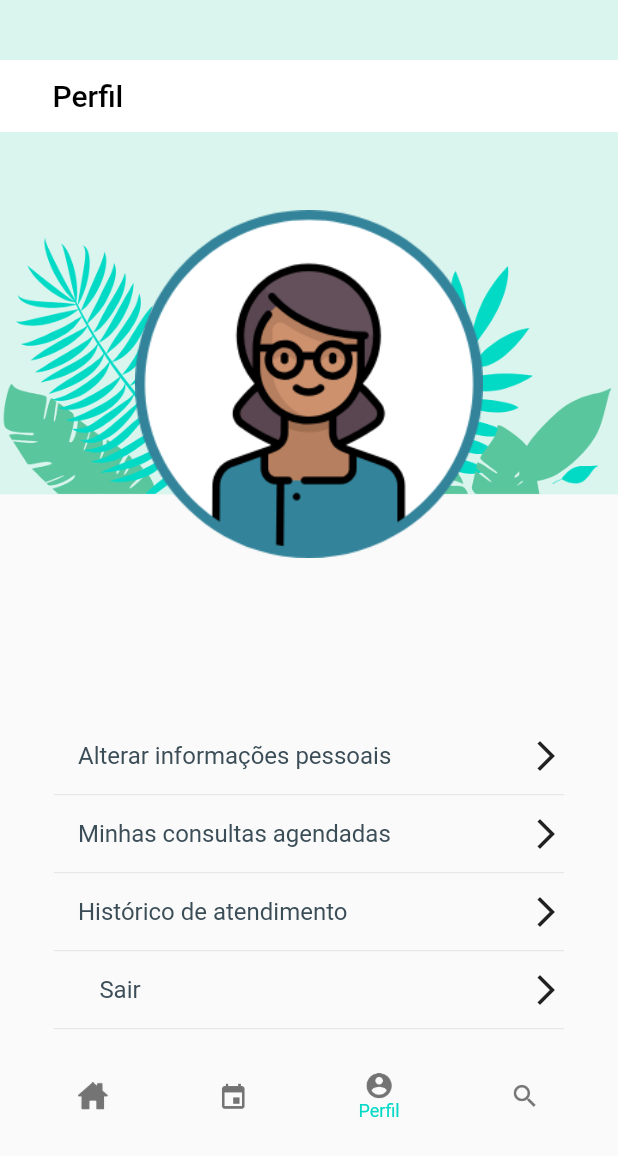
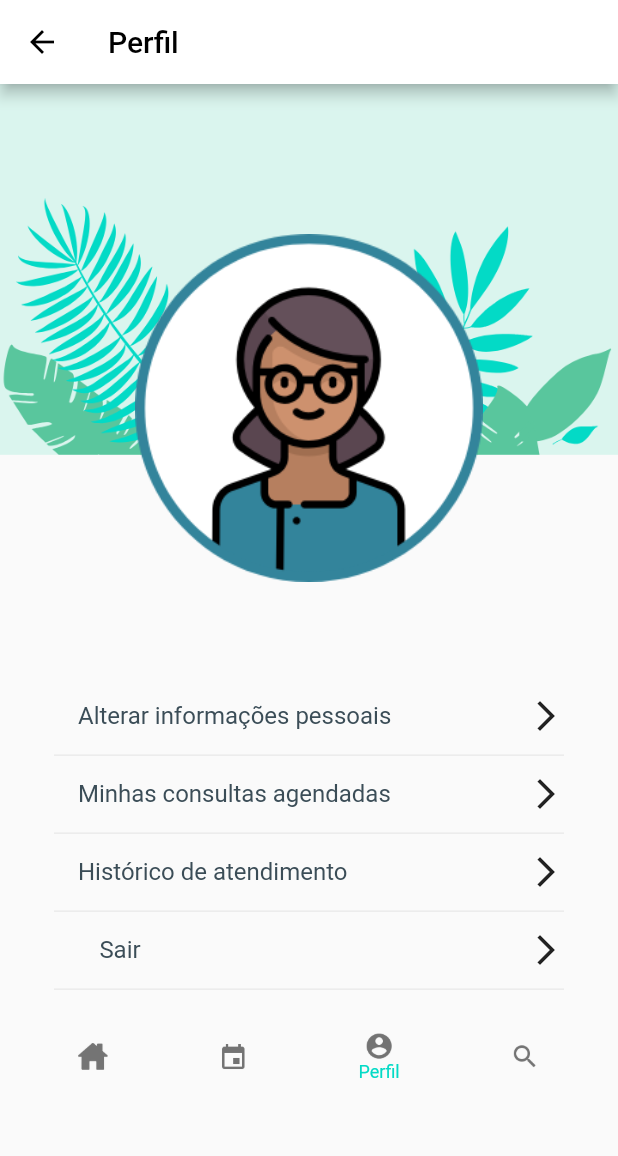
Before and after one commit to MathCastro/Apoio-UnB, a Flutter app: the ProfileView screen opened by its route, on a phone screen of 412 x 824 dp. Shown: the top 1156 px of the screen. Run offline on Flutter 3.47's test engine with Material 2 defaults, Android fonts, the phone set to English and light mode, and no system bars; our stand-ins replace firebase_auth, firebase_database; accounts and stored records are empty.

Commit message:
Faz os links e melhora algumas telas

```diff
--- a/lib/view/ProfileView.dart
+++ b/lib/view/ProfileView.dart
@@ -10,51 +10,35 @@ class ProfileView extends StatelessWidget {
     final double height = MediaQuery.of(context).size.height;
     final double width = MediaQuery.of(context).size.width;
     return Scaffold(
+      appBar: AppBar(
+        backgroundColor: Colors.white,
+        title: Text(
+          "Perfil",
+          style: TextStyle(color: Colors.black),
+        ),
+      ),
       body: Container(
         height: height,
         child: Stack(
           alignment: Alignment.topCenter,
           children: <Widget>[
             Container(
-              height: height * 0.4,
+              height: height * 0.3,
               color: colorLightBlueGreyTwo,
               child: Align(
                   alignment: Alignment.bottomCenter,
                   child: Image.asset('assets/drawable-xhdpi/Flores-fundo.png')),
             ),
+
             Padding(
-              padding: const EdgeInsets.only(top: 40.0, bottom: 40.0),
-              child: Container(
-                color:Colors.white,
-                width: width,
-                height: 48.0,
-                child: Padding(
-                  padding: const EdgeInsets.only(left: 35.0),
-                  child: Row(
-                    crossAxisAlignment: CrossAxisAlignment.center,
-                    children: <Widget>[
-                    Text(
-                      "Perfil",
-                      style: TextStyle(
-                        color: Colors.black,
-                        fontWeight: FontWeight.w500,
-                        fontFamily: "Roboto",
-                        fontStyle: FontStyle.normal,
-                        fontSize: 20.0),
-                    ),
-                  ],)
-                  ),
-                )
-            ),
-            Padding(
-              padding: const EdgeInsets.only(top: 140),
+              padding: const EdgeInsets.only(top: 100),
               child: Image.asset(
                 'assets/drawable-xhdpi/illustration-perfil.png',
                 width: width - 180,
               ),
             ),
             Positioned(
-              top: height * 0.7 - 91,
+              top: height * 0.6 - 91,
               child: Container(
                   width: width - 72,
                   height: height * 0.5,
@@ -164,7 +148,7 @@ class ProfileView extends StatelessWidget {
                           child:
                             FlatButton(
                               materialTapTargetSize: MaterialTapTargetSize.shrinkWrap,
-                              onPressed: (){},
+                              onPressed: (){Navigator.pushNamed(context, '/home');},
                               child: Image.asset(
                                 'assets/drawable-xhdpi/noun_home.png',
                                 width: 20,
@@ -216,7 +200,7 @@ class ProfileView extends StatelessWidget {
                             child:
                             FlatButton(
                               materialTapTargetSize: MaterialTapTargetSize.shrinkWrap,
-                              onPressed: (){},
+                              onPressed: (){Navigator.pushNamed(context, '/pesquisar_unidade');},
                               child: Image.asset(
                                 'assets/drawable-xhdpi/Icon - Search - Filled.png',
                                 width: 20,
```
Also changed, not shown: lib/view/HomeView.dart (+16 -2 lines), lib/view/InfoUnidadeView.dart (+9 -30 lines).
